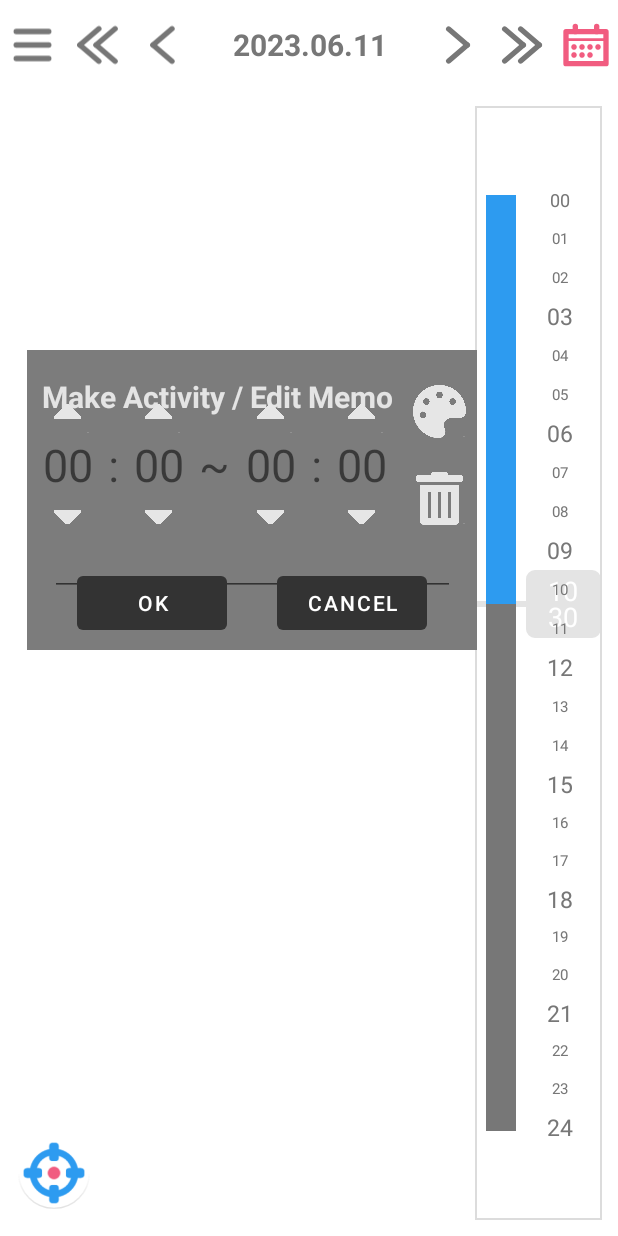
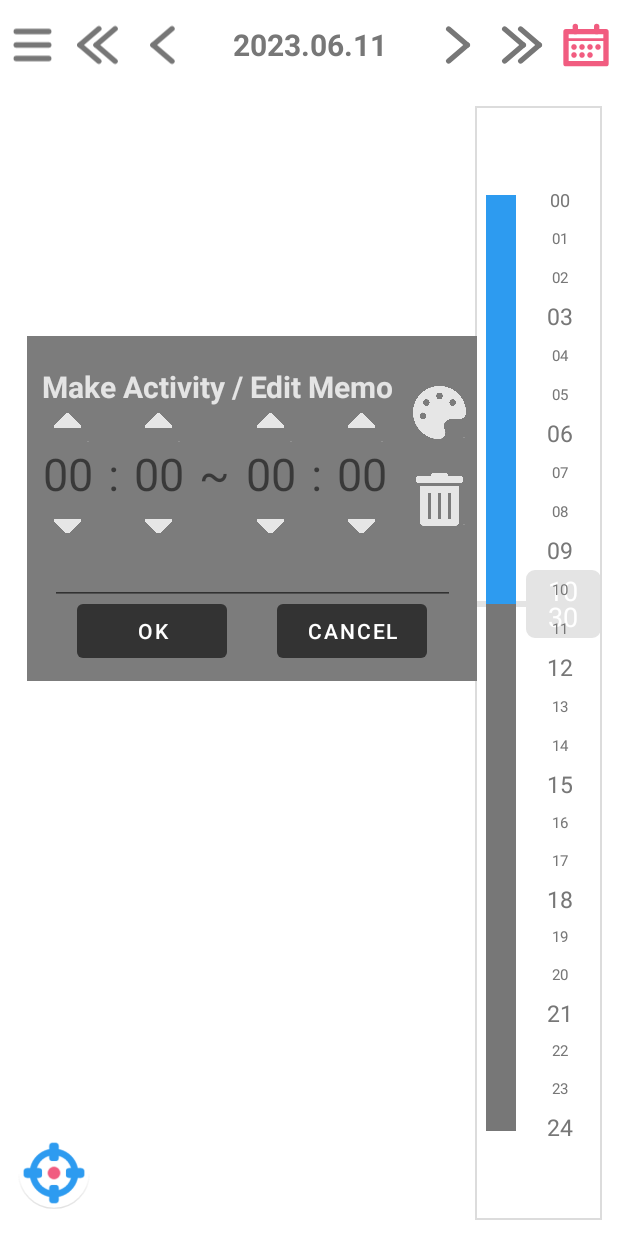
Before and after one commit to Builday365/builday365, an Android app: the UiFragment screen opened directly, with no data from a screen before it, after a tap on an icon or button, on a phone screen of 412 x 824 dp. Run offline under Robolectric (Android 15) with nearby library versions, the phone set to English and light mode, and no system bars; our stand-ins replace AdMob, Room's generated code; Roboto replaces fonts that are not available here.

Commit message:
[Fix] memo layout fixed _ new icons v2
-layout fixed

```diff
--- a/app/src/main/res/layout/dialog_make_section.xml
+++ b/app/src/main/res/layout/dialog_make_section.xml
@@ -315,10 +315,12 @@
         </androidx.constraintlayout.widget.ConstraintLayout>
 
     </androidx.constraintlayout.widget.ConstraintLayout>
+
     <androidx.constraintlayout.widget.ConstraintLayout
         android:id="@+id/memo_layout_toolBox"
         android:layout_width="50dp"
         android:layout_height="140dp"
+        android:layout_marginTop="10dp"
         app:layout_constraintEnd_toEndOf="parent"
         app:layout_constraintStart_toEndOf="@id/memo_layout_Time"
         app:layout_constraintTop_toTopOf="parent">
@@ -350,10 +352,7 @@
             tools:ignore="SpeakableTextPresentCheck,TouchTargetSizeCheck" />
 
 
-
-
     </androidx.constraintlayout.widget.ConstraintLayout>
 
 
-
 </androidx.constraintlayout.widget.ConstraintLayout>
--- a/app/src/main/res/layout/fragment_ui.xml
+++ b/app/src/main/res/layout/fragment_ui.xml
@@ -69,7 +69,7 @@
         <androidx.constraintlayout.widget.ConstraintLayout
             android:id="@+id/fragment_dialog_box"
             android:layout_width="300dp"
-            android:layout_height="200dp"
+            android:layout_height="230dp"
             android:layout_marginTop="10dp"
             android:layout_marginBottom="10dp"
             app:layout_constraintBottom_toBottomOf="parent"
```
